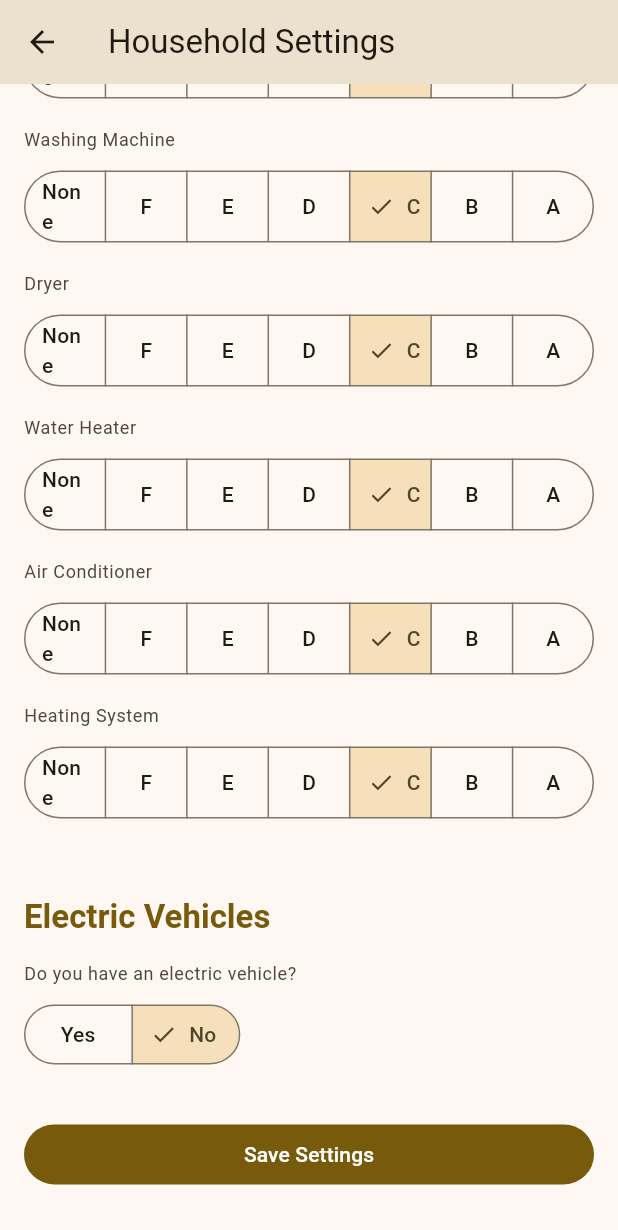
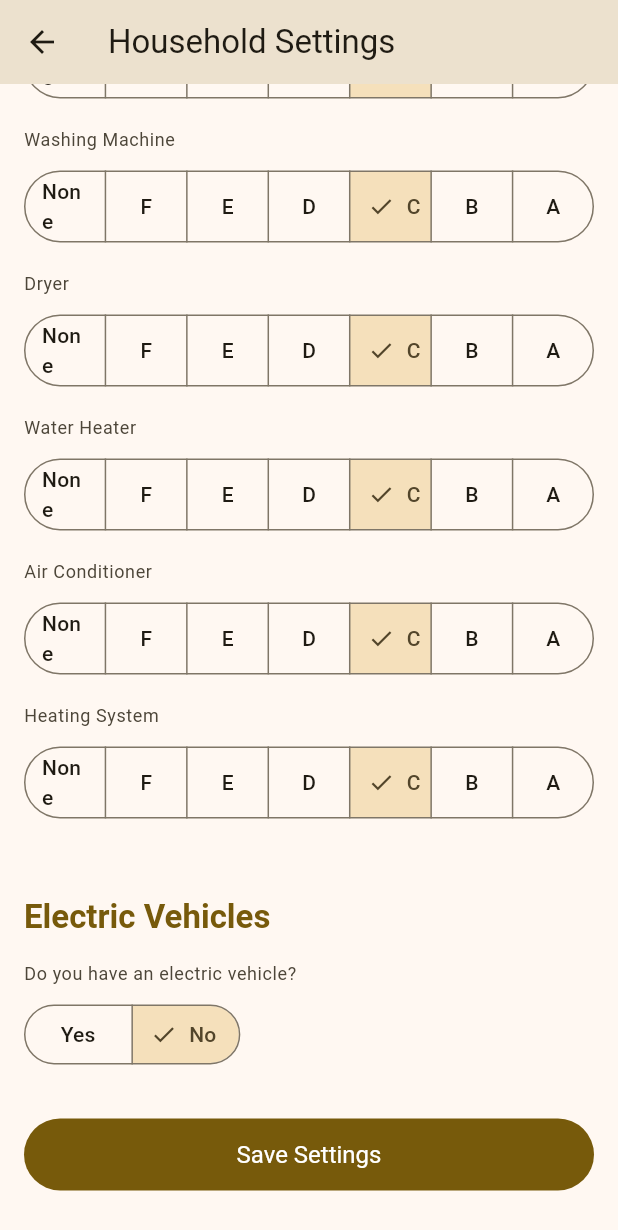
Before and after one commit to walking-octopus/load_schedule, a Flutter app: the SettingsPage screen opened directly, scrolled down 1118 dp, on a phone screen of 412 x 824 dp. Shown: the top 1230 px of the screen. Run offline on Flutter 3.47's test engine with Material 3 defaults, Android fonts, the phone set to English and light mode, and no system bars; our stand-ins replace fl_chart, geolocator, shared_preferences; accounts and stored records are empty.

Commit message:
fix: consistent button height in settings

```diff
--- a/lib/pages/settings/page.dart
+++ b/lib/pages/settings/page.dart
@@ -487,6 +487,10 @@ class _SettingsPageState extends State<SettingsPage> {
 
   Widget _buildSaveButton() {
     return FilledButton(
+      style: FilledButton.styleFrom(
+        minimumSize: const Size.fromHeight(48),
+        textStyle: const TextStyle(fontSize: 16),
+      ),
       onPressed: () async {
         if (_formKey.currentState!.validate()) {
           try {
```
